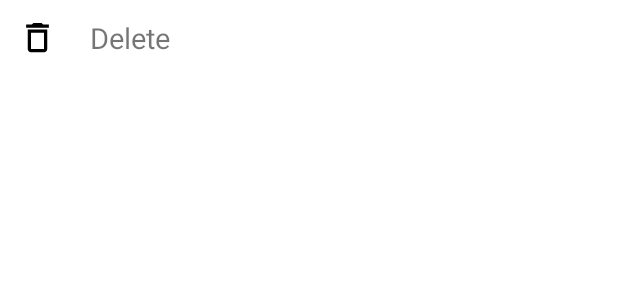
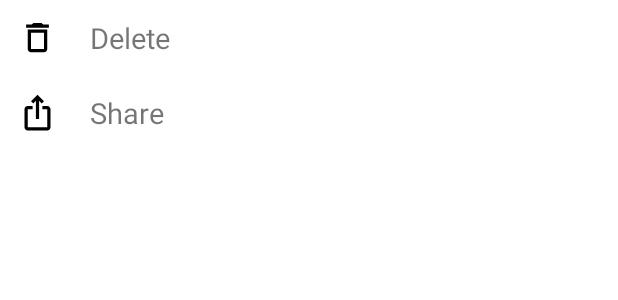
Before and after one commit to GroupXAndroid/SimpleNote, an Android app: the layout layout_note_detail_option.xml on its own in the app's theme, with its tools: preview values and no code run, on a phone screen of 412 x 824 dp. Shown: the top 300 px of the screen. Run offline under Robolectric (Android 15) with nearby library versions, the phone set to English and light mode, and no system bars.

```diff
--- a/app/build.gradle
+++ b/app/build.gradle
@@ -31,11 +31,11 @@ android {
 dependencies {
 
     implementation 'androidx.appcompat:appcompat:1.5.1'
-    implementation 'com.google.android.material:material:1.6.1'
     implementation 'androidx.constraintlayout:constraintlayout:2.1.4'
     testImplementation 'junit:junit:4.13.2'
     androidTestImplementation 'androidx.test.ext:junit:1.1.3'
     androidTestImplementation 'androidx.test.espresso:espresso-core:3.4.0'
+    implementation 'com.google.android.material:material:1.7.0'
 
 
     // Room (for database)
--- a/app/src/main/java/com/groupx/simplenote/activity/CreateNoteActivity.java
+++ b/app/src/main/java/com/groupx/simplenote/activity/CreateNoteActivity.java
@@ -3,7 +3,6 @@ package com.groupx.simplenote.activity;
 import android.content.Intent;
 import android.graphics.Color;
 import android.os.Bundle;
-import android.util.Log;
 import android.view.View;
 import android.widget.EditText;
 import android.widget.ImageView;
@@ -142,7 +141,7 @@ public class CreateNoteActivity extends AppCompatActivity {
         NoteAccount noteAccount = new NoteAccount();
         noteAccount.setNoteId(currentNote.getId());
         noteAccount.setAccountId(1);
-        noteAccount.setPermission(Const.Status.CREATED.toString());
+        noteAccount.setPermission(Const.StatusPermission.CREATED.toString());
 
         NoteDatabase.getSNoteDatabase(getApplicationContext())
                 .noteDao().insertWithNoteAccount(noteAccount);
--- a/app/src/main/java/com/groupx/simplenote/adapter/FolderAdapter.java
+++ b/app/src/main/java/com/groupx/simplenote/adapter/FolderAdapter.java
@@ -76,7 +76,7 @@ public class FolderAdapter extends RecyclerView.Adapter<FolderAdapter.FolderView
                         activity.setEditFolderFragment(editFragment);
                         Bundle args = new  Bundle();
                         args.putSerializable("editFolder", folderList.get(position));
-                        args.putBoolean("isEditing", true);
+
                         editFragment.setArguments(args);
                         editFragment.show(((FragmentActivity) context).getSupportFragmentManager(),
                                 "editFolderFragment");
--- a/app/src/main/java/com/groupx/simplenote/common/Const.java
+++ b/app/src/main/java/com/groupx/simplenote/common/Const.java
@@ -2,7 +2,11 @@ package com.groupx.simplenote.common;
 
 public class Const {
 
-    public enum Status{
+    public enum StatusPermission {
         CREATED, EDIT, VIEW
     }
+    public static class Permission {
+        public static final String EDIT = "Edit";
+        public static final String VIEW = "View";
+    }
 }
--- a/app/src/main/java/com/groupx/simplenote/fragment/EditFolderFragment.java
+++ b/app/src/main/java/com/groupx/simplenote/fragment/EditFolderFragment.java
@@ -47,8 +47,12 @@ public class EditFolderFragment extends DialogFragment {
             edittextEditFolder = view.findViewById(R.id.edittextEditFolder);
 
             // Lấy ra argument bundle được truyền vào ở hành động nguồn gọi, cụ thể là FolderAdapter
-            alreadyFolder = (Folder) getArguments().getSerializable("editFolder");
+
             isEditing = getArguments().getBoolean("isEditing");
+            if (isEditing) {
+                alreadyFolder = (Folder) getArguments().getSerializable("editFolder");
+            }
+
             // Nếu fragment được gọi để edit thì thực hiện điền các trường đã có sẵn data
             initEditFolder(view);
 
--- /dev/null
+++ b/app/src/main/res/drawable/ic_ios_share.xml
@@ -0,0 +1,5 @@
+<vector android:height="24dp" android:tint="#000000"
+    android:viewportHeight="24" android:viewportWidth="24"
+    android:width="24dp" xmlns:android="http://schemas.android.com/apk/res/android">
+    <path android:fillColor="@android:color/white" android:pathData="M16,5l-1.42,1.42 -1.59,-1.59L12.99,16h-1.98L11.01,4.83L9.42,6.42 8,5l4,-4 4,4zM20,10v11c0,1.1 -0.9,2 -2,2L6,23c-1.11,0 -2,-0.9 -2,-2L4,10c0,-1.11 0.89,-2 2,-2h3v2L6,10v11h12L18,10h-3L15,8h3c1.1,0 2,0.89 2,2z"/>
+</vector>
--- a/app/src/main/res/layout/layout_note_detail_option.xml
+++ b/app/src/main/res/layout/layout_note_detail_option.xml
@@ -16,13 +16,37 @@
             android:layout_height="@dimen/_20sdp"
             android:src="@drawable/ic_delete_outline"
             android:layout_margin="@dimen/_2sdp"
+            android:contentDescription="@string/app_name"
             />
         <TextView
             android:layout_width="wrap_content"
             android:layout_height="match_parent"
-            android:text="Delete"
+            android:text="@string/delete"
             android:gravity="center_vertical"
             android:layout_marginStart="@dimen/_15sdp"
             android:textSize="@dimen/_15ssp"/>
     </LinearLayout>
+    <LinearLayout
+        android:id="@+id/layoutShareNoteDetail"
+        android:layout_width="match_parent"
+        android:layout_height="wrap_content"
+        android:orientation="horizontal"
+        android:padding="@dimen/_7sdp"
+        >
+        <ImageView
+            android:layout_width="@dimen/_20sdp"
+            android:layout_height="@dimen/_20sdp"
+            android:src="@drawable/ic_ios_share"
+            android:layout_margin="@dimen/_2sdp"
+            android:contentDescription="@string/app_name"
+            />
+        <TextView
+            android:layout_width="wrap_content"
+            android:layout_height="match_parent"
+            android:text="@string/share"
+            android:gravity="center_vertical"
+            android:layout_marginStart="@dimen/_15sdp"
+            android:textSize="@dimen/_15ssp"
+            />
+    </LinearLayout>
 </LinearLayout>
--- a/app/src/main/res/values-night/themes.xml
+++ /dev/null
@@ -1,16 +0,0 @@
-<resources xmlns:tools="http://schemas.android.com/tools">
-    <!-- Base application theme. -->
-    <style name="Theme.SimpleNote" parent="Theme.MaterialComponents.DayNight.NoActionBar">
-        <!-- Primary brand color. -->
-        <item name="colorPrimary">@color/purple_200</item>
-        <item name="colorPrimaryVariant">@color/purple_700</item>
-        <item name="colorOnPrimary">@color/black</item>
-        <!-- Secondary brand color. -->
-        <item name="colorSecondary">@color/teal_200</item>
-        <item name="colorSecondaryVariant">@color/teal_200</item>
-        <item name="colorOnSecondary">@color/black</item>
-        <!-- Status bar color. -->
-        <item name="android:statusBarColor">?attr/colorPrimaryVariant</item>
-        <!-- Customize your theme here. -->
-    </style>
-</resources>
--- a/app/src/main/res/values/colors.xml
+++ b/app/src/main/res/values/colors.xml
@@ -22,6 +22,4 @@
     <color name="iconPrimary">#52575A</color>
     <color name="textBoxGray">#DDDDDD</color>
     <color name="buttonBlack">#757575</color>
-
-
 </resources>
--- a/app/src/main/res/values/strings.xml
+++ b/app/src/main/res/values/strings.xml
@@ -17,4 +17,5 @@
     <string name="email">Email:</string>
     <string name="comment">Comment:</string>
     <string name="send">Send</string>
+    <string name="share">Share</string>
 </resources>
--- a/app/src/main/res/values/themes.xml
+++ b/app/src/main/res/values/themes.xml
@@ -1,6 +1,6 @@
 <resources xmlns:tools="http://schemas.android.com/tools">
     <!-- Base application theme. -->
-    <style name="Theme.SimpleNote" parent="Theme.MaterialComponents.DayNight.NoActionBar">
+    <style name="Theme.SimpleNote" parent="Theme.MaterialComponents.Light.NoActionBar">
         <!-- Primary brand color. -->
         <item name="colorPrimary">@color/purple_500</item>
         <item name="colorPrimaryVariant">@color/purple_700</item>
@@ -9,7 +9,7 @@
         <item name="colorSecondary">@color/teal_200</item>
         <item name="colorSecondaryVariant">@color/teal_700</item>
         <item name="colorOnSecondary">@color/black</item>
-        <!-- Status bar color. -->
+        <!-- StatusPermission bar color. -->
         <item name="android:statusBarColor">@null</item>
         <!-- Customize your theme here. -->
     </style>
```
Also changed, not shown: app/src/main/java/com/groupx/simplenote/activity/FolderActivity.java (+8 -5 lines), app/src/main/java/com/groupx/simplenote/fragment/NoteDetailOptionFragment.java (+10 -1 lines), app/src/main/java/com/groupx/simplenote/fragment/ShareNoteFragment.java (added, +59 -0 lines), app/src/main/res/layout/activity_note_detail.xml (+10 -5 lines), app/src/main/res/layout/layout_share_note.xml (added, +51 -0 lines).
